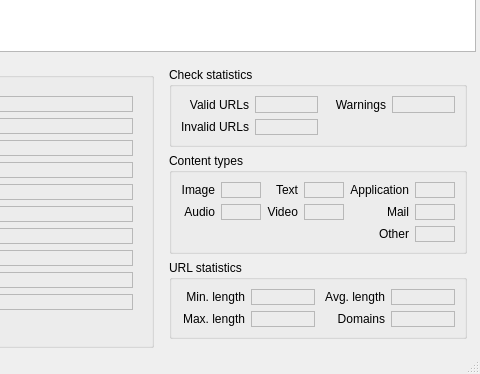
Before: the Qt Designer form linkcheck/gui/ui/main.ui in wummel/linkchecker, drawn with Qt 5; both pictures show x 302 to 782 and y 290 to 664 of the 782 by 664 pixel window.
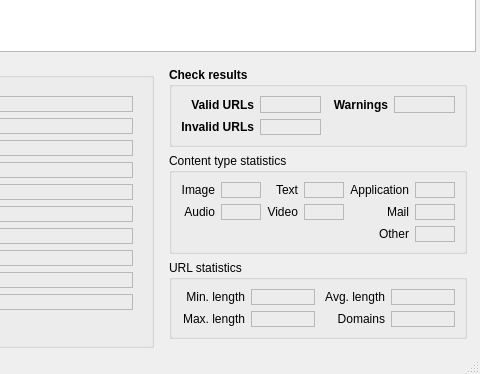
After: the same form once the commit is applied. Icons and pictures are not drawn. Custom widgets are drawn as their Qt base class.

Commit message: Highlight check results.

The edit to the form file:
```diff
--- a/linkcheck/gui/ui/main.ui
+++ b/linkcheck/gui/ui/main.ui
@@ -561,8 +561,14 @@
              <verstretch>0</verstretch>
             </sizepolicy>
            </property>
+           <property name="font">
+            <font>
+             <weight>75</weight>
+             <bold>true</bold>
+            </font>
+           </property>
            <property name="title">
-            <string>Check statistics</string>
+            <string>Check results</string>
            </property>
            <layout class="QGridLayout" name="gridLayout">
             <item row="0" column="0">
@@ -718,7 +724,7 @@
             </sizepolicy>
            </property>
            <property name="title">
-            <string>Content types</string>
+            <string>Content type statistics</string>
            </property>
            <layout class="QGridLayout" name="gridLayout_2">
             <item row="0" column="0">
```
The commit also changes 2 other files.
